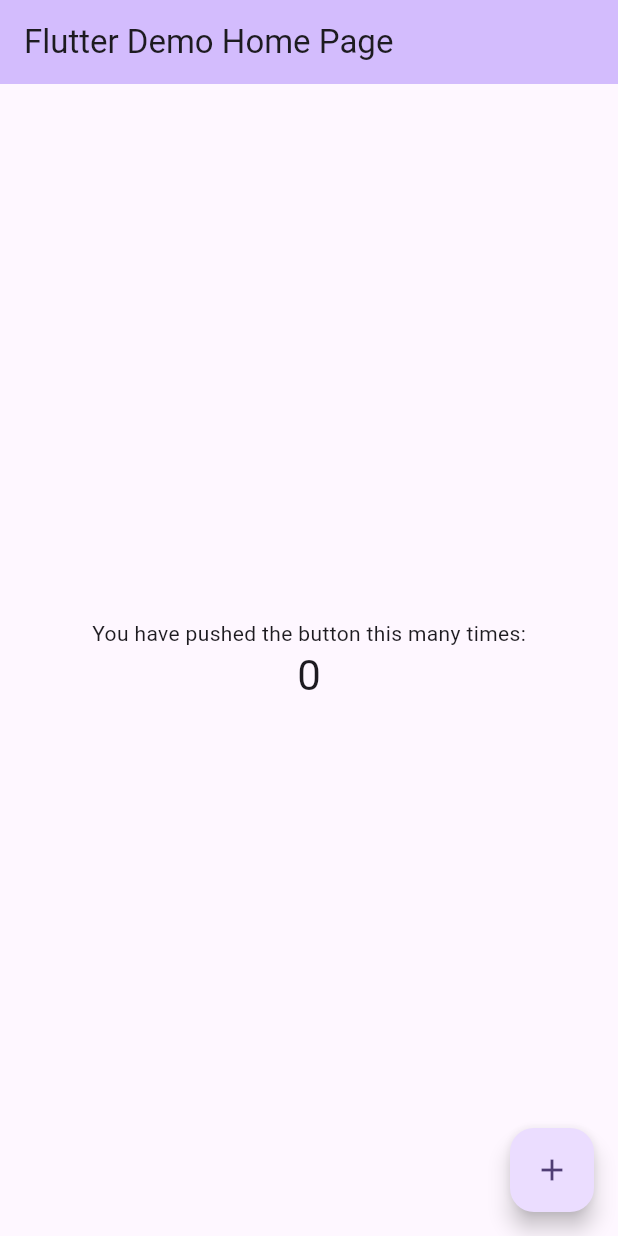
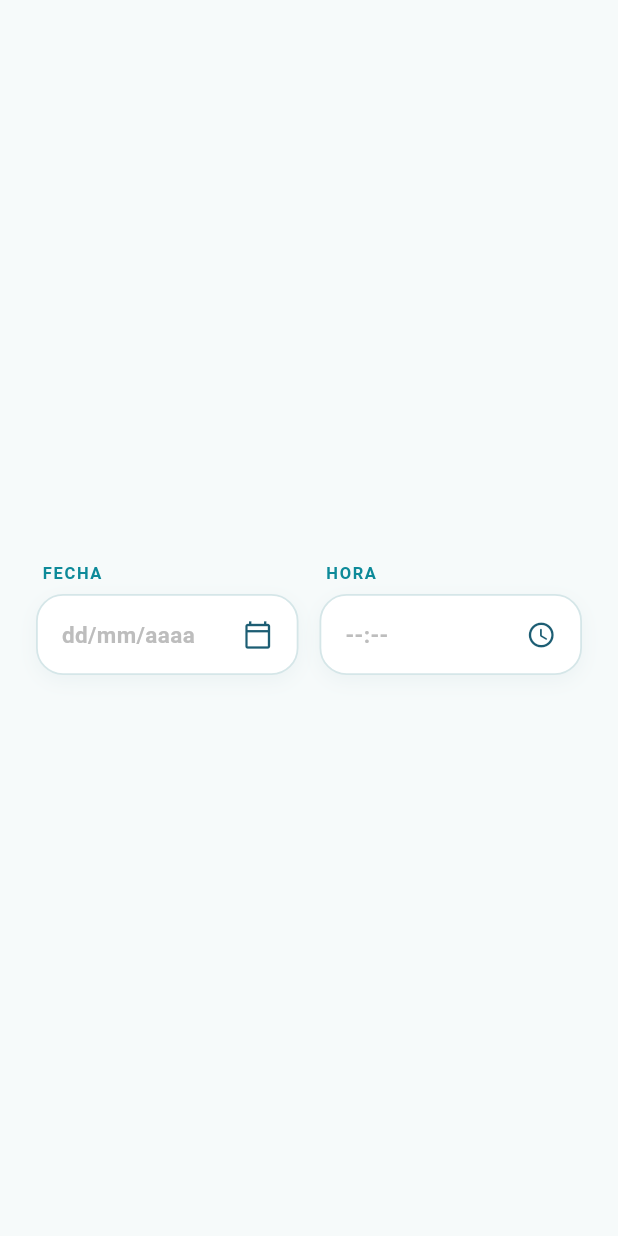
Before and after one commit to alejandromoreno25/Grupo6Aplicacion, a Flutter app: the screen it shows after launch, on a phone screen of 412 x 824 dp. Run offline on Flutter 3.47's test engine with Material 3 defaults, Android fonts, the phone set to English and light mode, and no system bars.

Commit message:
feat(ui): implementar componentes SelectorFechaField y SelectorHorarioField con estilo LazyTrip

```diff
--- a/lib/main.dart
+++ b/lib/main.dart
@@ -1,121 +1,55 @@
-import 'package:material_ui/material_ui.dart';
+import 'package:flutter/material.dart';
+import 'widgets/selector_fecha_field.dart';
+import 'widgets/selector_horario_field.dart';
 
 void main() {
-  runApp(const MyApp());
+  runApp(const LazyTripApp());
 }
 
-class MyApp extends StatelessWidget {
-  const MyApp({super.key});
+class LazyTripApp extends StatelessWidget {
+  const LazyTripApp({super.key});
 
-  // This widget is the root of your application.
   @override
   Widget build(BuildContext context) {
     return MaterialApp(
-      title: 'Flutter Demo',
+      debugShowCheckedModeBanner: false,
+      title: 'LazyTrip',
       theme: ThemeData(
-        // This is the theme of your application.
-        //
-        // TRY THIS: Try running your application with "flutter run". You'll see
-        // the application has a purple toolbar. Then, without quitting the app,
-        // try changing the seedColor in the colorScheme below to Colors.green
-        // and then invoke "hot reload" (save your changes or press the "hot
-        // reload" button in a Flutter-supported IDE, or press "r" if you used
-        // the command line to start the app).
-        //
-        // Notice that the counter didn't reset back to zero; the application
-        // state is not lost during the reload. To reset the state, use hot
-        // restart instead.
-        //
-        // This works for code too, not just values: Most code changes can be
-        // tested with just a hot reload.
-        colorScheme: .fromSeed(seedColor: Colors.deepPurple),
+        scaffoldBackgroundColor: const Color(0xFFF6FAFA), // Fondo claro LazyTrip
+        useMaterial3: true,
       ),
-      home: const MyHomePage(title: 'Flutter Demo Home Page'),
+      home: const PruebaComponentesScreen(),
     );
   }
 }
 
-class MyHomePage extends StatefulWidget {
-  const MyHomePage({super.key, required this.title});
-
-  // This widget is the home page of your application. It is stateful, meaning
-  // that it has a State object (defined below) that contains fields that affect
-  // how it looks.
-
-  // This class is the configuration for the state. It holds the values (in this
-  // case the title) provided by the parent (in this case the App widget) and
-  // used by the build method of the State. Fields in a Widget subclass are
-  // always marked "final".
-
-  final String title;
-
-  @override
-  State<MyHomePage> createState() => _MyHomePageState();
-}
-
-class _MyHomePageState extends State<MyHomePage> {
-  int _counter = 0;
-
-  void _incrementCounter() {
-    setState(() {
-      // This call to setState tells the Flutter framework that something has
-      // changed in this State, which causes it to rerun the build method below
-      // so that the display can reflect the updated values. If we changed
-      // _counter without calling setState(), then the build method would not be
-      // called again, and so nothing would appear to happen.
-      _counter++;
-    });
-  }
+class PruebaComponentesScreen extends StatelessWidget {
+  const PruebaComponentesScreen({super.key});
 
   @override
   Widget build(BuildContext context) {
-    // This method is rerun every time setState is called, for instance as done
-    // by the _incrementCounter method above.
-    //
-    // The Flutter framework has been optimized to make rerunning build methods
-    // fast, so that you can just rebuild anything that needs updating rather
-    // than having to individually change instances of widgets.
     return Scaffold(
-      appBar: AppBar(
-        // TRY THIS: Try changing the color here to a specific color (to
-        // Colors.amber, perhaps?) and trigger a hot reload to see the AppBar
-        // change color while the other colors stay the same.
-        backgroundColor: Theme.of(context).colorScheme.inversePrimary,
-        // Here we take the value from the MyHomePage object that was created by
-        // the App.build method, and use it to set our appbar title.
-        title: Text(widget.title),
-      ),
       body: Center(
-        // Center is a layout widget. It takes a single child and positions it
-        // in the middle of the parent.
-        child: Column(
-          // Column is also a layout widget. It takes a list of children and
-          // arranges them vertically. By default, it sizes itself to fit its
-          // children horizontally, and tries to be as tall as its parent.
-          //
-          // Column has various properties to control how it sizes itself and
-          // how it positions its children. Here we use mainAxisAlignment to
-          // center the children vertically; the main axis here is the vertical
-          // axis because Columns are vertical (the cross axis would be
-          // horizontal).
-          //
-          // TRY THIS: Invoke "debug painting" (choose the "Toggle Debug Paint"
-          // action in the IDE, or press "p" in the console), to see the
-          // wireframe for each widget.
-          mainAxisAlignment: .center,
-          children: [
-            const Text('You have pushed the button this many times:'),
-            Text(
-              '$_counter',
-              style: Theme.of(context).textTheme.headlineMedium,
-            ),
-          ],
+        child: Padding(
+          padding: const EdgeInsets.all(24),
+          // Solo los dos componentes uno al lado del otro, nada más
+          child: Row(
+            children: [
+              Expanded(
+                child: SelectorFechaField(
+                  etiqueta: 'Fecha',
+                  fechaMinima: DateTime.now(),
+                ),
+              ),
+              const SizedBox(width: 14),
+              const Expanded(
+                child: SelectorHorarioField(
+                  etiqueta: 'Hora',
+                ),
+              ),
+            ],
+          ),
         ),
-      ),
-      floatingActionButton: FloatingActionButton(
-        onPressed: _incrementCounter,
-        tooltip: 'Increment',
-        child: const Icon(Icons.add),
       ),
     );
   }
--- /dev/null
+++ b/lib/widgets/selector_fecha_field.dart
@@ -0,0 +1,148 @@
+import 'package:flutter/material.dart';
+
+// Componente reutilizable para elegir la fecha
+class SelectorFechaField extends StatefulWidget {
+  final String? etiqueta; // Título opcional encima del campo (ej: "FECHA")
+  final DateTime? fechaInicial; // Fecha por defecto si ya existe
+  final DateTime? fechaMinima; // Primera fecha permitida en el calendario
+  final ValueChanged<DateTime>? onFechaCambiada; // Avisa cuando el usuario elige fecha
+
+  const SelectorFechaField({
+    super.key,
+    this.etiqueta,
+    this.fechaInicial,
+    this.fechaMinima,
+    this.onFechaCambiada,
+  });
+
+  @override
+  State<SelectorFechaField> createState() => _SelectorFechaFieldState();
+}
+
+class _SelectorFechaFieldState extends State<SelectorFechaField> {
+  // Paleta oficial de colores de  LazyTrip
+  static const Color _azulPetroleo = Color(0xFF1C5D73);
+  static const Color _tealCorporativo = Color(0xFF0D8A99);
+  static const Color _textoOscuro = Color(0xFF133440);
+  static const Color _bordeSuave = Color(0xFFD5E6E8);
+
+  DateTime? _fechaSeleccionada; // Guarda la fecha elegida
+
+  @override
+  void initState() {
+    super.initState();
+    _fechaSeleccionada = widget.fechaInicial;
+  }
+
+  // Formatea la fecha a "12/06/2026"
+  String _formatearFecha(DateTime fecha) {
+    final dia = fecha.day.toString().padLeft(2, '0');
+    final mes = fecha.month.toString().padLeft(2, '0');
+    return '$dia/$mes/${fecha.year}';
+  }
+
+  // Abre el calendario al pulsar la caja
+  Future<void> _abrirCalendario() async {
+    final hoy = DateTime.now();
+    final primera = widget.fechaMinima ?? hoy;
+
+    final elegida = await showDatePicker(
+      context: context,
+      initialDate: _fechaSeleccionada ?? primera,
+      firstDate: primera,
+      lastDate: DateTime(hoy.year + 5),
+      builder: (context, child) {
+        return Theme(
+          data: Theme.of(context).copyWith(
+            colorScheme: const ColorScheme.light(
+              primary: _azulPetroleo, // Color principal del calendario
+              onPrimary: Colors.white,
+              onSurface: _textoOscuro,
+            ),
+          ),
+          child: child!,
+        );
+      },
+    );
+
+    // Si el usuario acepta una fecha, la guardamos y avisamos al formulario
+    if (elegida != null) {
+      setState(() => _fechaSeleccionada = elegida);
+      widget.onFechaCambiada?.call(elegida);
+    }
+  }
+
+  @override
+  Widget build(BuildContext context) {
+    final tieneFecha = _fechaSeleccionada != null;
+
+    return Column(
+      crossAxisAlignment: CrossAxisAlignment.start,
+      mainAxisSize: MainAxisSize.min,
+      children: [
+        // Etiqueta superior en mayúsculas estilo LazyTrip (si se indica)
+        if (widget.etiqueta != null) ...[
+          Padding(
+            padding: const EdgeInsets.only(left: 4, bottom: 6),
+            child: Text(
+              widget.etiqueta!.toUpperCase(),
+              style: const TextStyle(
+                fontSize: 11,
+                fontWeight: FontWeight.w700,
+                letterSpacing: 1.1,
+                color: _tealCorporativo,
+              ),
+            ),
+          ),
+        ],
+
+        // Caja blanca estilo píldora: texto a la izquierda e icono a la derecha
+        InkWell(
+          onTap: _abrirCalendario,
+          borderRadius: BorderRadius.circular(18),
+          child: Container(
+            height: 54,
+            padding: const EdgeInsets.symmetric(horizontal: 16),
+            decoration: BoxDecoration(
+              color: Colors.white,
+              borderRadius: BorderRadius.circular(18),
+              border: Border.all(
+                color: tieneFecha ? _tealCorporativo : _bordeSuave,
+                width: tieneFecha ? 1.6 : 1.2,
+              ),
+              boxShadow: [
+                BoxShadow(
+                  color: _azulPetroleo.withValues(alpha: 0.05),
+                  blurRadius: 10,
+                  offset: const Offset(0, 4),
+                ),
+              ],
+            ),
+            child: Row(
+              mainAxisAlignment: MainAxisAlignment.spaceBetween,
+              children: [
+                // Texto con la fecha o placeholder
+                Text(
+                  tieneFecha
+                      ? _formatearFecha(_fechaSeleccionada!)
+                      : 'dd/mm/aaaa',
+                  style: TextStyle(
+                    fontSize: 15,
+                    fontWeight: FontWeight.w600,
+                    color: tieneFecha ? _textoOscuro : Colors.grey.shade400,
+                  ),
+                ),
+                // Icono minimalista de calendario a la derecha
+                Icon(
+                  Icons.calendar_today_outlined,
+                  size: 20,
+                  color: tieneFecha ? _tealCorporativo : _azulPetroleo,
+                ),
+              ],
+            ),
+          ),
+        ),
+      ],
+    );
+  }
+}
--- /dev/null
+++ b/lib/widgets/selector_horario_field.dart
@@ -0,0 +1,132 @@
+import 'package:flutter/material.dart';
+
+// Componente reutilizable para elegir hora con el diseño limpio de LazyTrip.
+class SelectorHorarioField extends StatefulWidget {
+  final String? etiqueta; // Título opcional encima del campo (ej: "HORA")
+  final TimeOfDay? horaInicial; // Hora por defecto opcional
+  final ValueChanged<TimeOfDay>? onHoraCambiada; // Avisa cuando se elige una hora
+
+  const SelectorHorarioField({
+    super.key,
+    this.etiqueta,
+    this.horaInicial,
+    this.onHoraCambiada,
+  });
+
+  @override
+  State<SelectorHorarioField> createState() => _SelectorHorarioFieldState();
+}
+
+class _SelectorHorarioFieldState extends State<SelectorHorarioField> {
+  // Paleta oficial de LazyTrip
+  static const Color _azulPetroleo = Color(0xFF1C5D73);
+  static const Color _tealCorporativo = Color(0xFF0D8A99);
+  static const Color _textoOscuro = Color(0xFF133440);
+  static const Color _bordeSuave = Color(0xFFD5E6E8);
+
+  TimeOfDay? _horaSeleccionada; // Guarda la hora elegida
+
+  @override
+  void initState() {
+    super.initState();
+    _horaSeleccionada = widget.horaInicial;
+  }
+
+  // Abre el reloj nativo al pulsar la caja
+  Future<void> _abrirReloj() async {
+    final elegida = await showTimePicker(
+      context: context,
+      initialTime: _horaSeleccionada ?? TimeOfDay.now(),
+      builder: (context, child) {
+        return Theme(
+          data: Theme.of(context).copyWith(
+            colorScheme: const ColorScheme.light(
+              primary: _azulPetroleo, // Color de la aguja y selección
+              onPrimary: Colors.white,
+              onSurface: _textoOscuro,
+            ),
+          ),
+          child: child!,
+        );
+      },
+    );
+
+    // Si el usuario confirma una hora, actualizamos y avisamos al formulario
+    if (elegida != null) {
+      setState(() => _horaSeleccionada = elegida);
+      widget.onHoraCambiada?.call(elegida);
+    }
+  }
+
+  @override
+  Widget build(BuildContext context) {
+    final tieneHora = _horaSeleccionada != null;
+
+    return Column(
+      crossAxisAlignment: CrossAxisAlignment.start,
+      mainAxisSize: MainAxisSize.min,
+      children: [
+        // Etiqueta superior en mayúsculas estilo LazyTrip
+        if (widget.etiqueta != null) ...[
+          Padding(
+            padding: const EdgeInsets.only(left: 4, bottom: 6),
+            child: Text(
+              widget.etiqueta!.toUpperCase(),
+              style: const TextStyle(
+                fontSize: 11,
+                fontWeight: FontWeight.w700,
+                letterSpacing: 1.1,
+                color: _tealCorporativo,
+              ),
+            ),
+          ),
+        ],
+
+        // Caja blanca estilo píldora: hora a la izquierda y reloj a la derecha
+        InkWell(
+          onTap: _abrirReloj,
+          borderRadius: BorderRadius.circular(18),
+          child: Container(
+            height: 54,
+            padding: const EdgeInsets.symmetric(horizontal: 16),
+            decoration: BoxDecoration(
+              color: Colors.white,
+              borderRadius: BorderRadius.circular(18),
+              border: Border.all(
+                color: tieneHora ? _tealCorporativo : _bordeSuave,
+                width: tieneHora ? 1.6 : 1.2,
+              ),
+              boxShadow: [
+                BoxShadow(
+                  color: _azulPetroleo.withValues(alpha: 0.05),
+                  blurRadius: 10,
+                  offset: const Offset(0, 4),
+                ),
+              ],
+            ),
+            child: Row(
+              mainAxisAlignment: MainAxisAlignment.spaceBetween,
+              children: [
+                // Texto con la hora o placeholder
+                Text(
+                  tieneHora ? _horaSeleccionada!.format(context) : '--:--',
+                  style: TextStyle(
+                    fontSize: 15,
+                    fontWeight: FontWeight.w600,
+                    color: tieneHora ? _textoOscuro : Colors.grey.shade400,
+                  ),
+                ),
+                // Icono minimalista de reloj a la derecha
+                Icon(
+                  Icons.access_time_rounded,
+                  size: 20,
+                  color: tieneHora ? _tealCorporativo : _azulPetroleo,
+                ),
+              ],
+            ),
+          ),
+        ),
+      ],
+    );
+  }
+}
```
Also changed, not shown: 1 other file.
